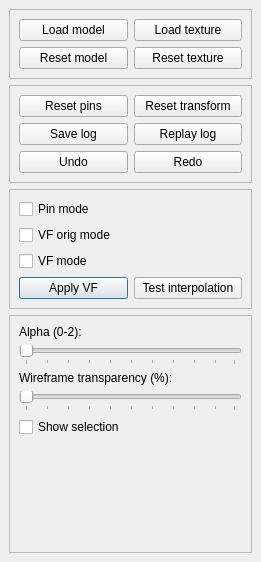
Before: the Qt Designer form GUI/SidePanel.ui in maximlevitsky/animations-editor-bdmorph, drawn with Qt 5.
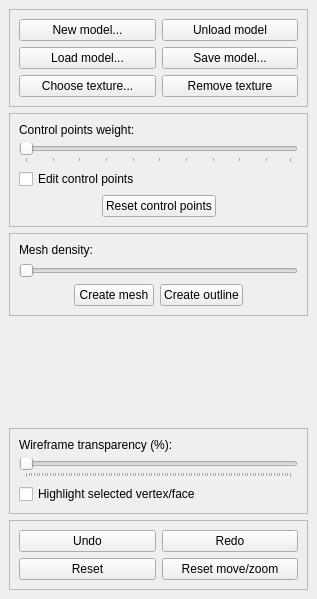
After: the same form once the commit is applied. Custom widgets are drawn as their Qt base class.

The edit to the form file:
```diff
--- a/GUI/SidePanel.ui
+++ b/GUI/SidePanel.ui
@@ -6,10 +6,16 @@
    <rect>
     <x>0</x>
     <y>0</y>
-    <width>261</width>
-    <height>562</height>
+    <width>317</width>
+    <height>599</height>
    </rect>
   </property>
+  <property name="sizePolicy">
+   <sizepolicy hsizetype="Preferred" vsizetype="Minimum">
+    <horstretch>0</horstretch>
+    <verstretch>0</verstretch>
+   </sizepolicy>
+  </property>
   <property name="features">
    <set>QDockWidget::DockWidgetClosable|QDockWidget::DockWidgetMovable</set>
   </property>
@@ -42,7 +48,7 @@
    </property>
   </widget>
   <widget class="QWidget" name="widget">
-   <layout class="QVBoxLayout" name="verticalLayout_5">
+   <layout class="QVBoxLayout" name="verticalLayout_6">
     <item>
      <widget class="QFrame" name="frame_2">
       <property name="frameShape">
@@ -55,16 +61,34 @@
        <item>
         <layout class="QHBoxLayout" name="horizontalLayout">
          <item>
+          <widget class="QPushButton" name="btnNewModel">
+           <property name="text">
+            <string>New model...</string>
+           </property>
+          </widget>
+         </item>
+         <item>
+          <widget class="QPushButton" name="btnUnloadModel">
+           <property name="text">
+            <string>Unload model</string>
+           </property>
+          </widget>
+         </item>
+        </layout>
+       </item>
+       <item>
+        <layout class="QHBoxLayout" name="horizontalLayout_2">
+         <item>
           <widget class="QPushButton" name="btnLoadModel">
            <property name="text">
-            <string>Load model</string>
+            <string>Load model...</string>
            </property>
           </widget>
          </item>
          <item>
-          <widget class="QPushButton" name="btnLoadTexture">
+          <widget class="QPushButton" name="btnSaveModel">
            <property name="text">
-            <string>Load texture</string>
+            <string>Save model...</string>
            </property>
           </widget>
          </item>
@@ -73,16 +97,16 @@
        <item>
         <layout class="QHBoxLayout" name="horizontalLayout_4">
          <item>
-          <widget class="QPushButton" name="btnResetMesh">
+          <widget class="QPushButton" name="btnLoadTexture">
            <property name="text">
-            <string>Reset model</string>
+            <string>Choose texture...</string>
            </property>
           </widget>
          </item>
          <item>
           <widget class="QPushButton" name="btnResetTexture">
            <property name="text">
-            <string>Reset texture</string>
+            <string>Remove texture</string>
            </property>
           </widget>
          </item>
@@ -92,127 +116,7 @@
      </widget>
     </item>
     <item>
-     <widget class="QFrame" name="frame_3">
-      <property name="frameShape">
-       <enum>QFrame::StyledPanel</enum>
-      </property>
-      <property name="frameShadow">
-       <enum>QFrame::Raised</enum>
-      </property>
-      <layout class="QVBoxLayout" name="verticalLayout">
-       <item>
-        <layout class="QHBoxLayout" name="horizontalLayout_2">
-         <item>
-          <widget class="QPushButton" name="btnResetPins">
-           <property name="text">
-            <string>Reset pins</string>
-           </property>
-          </widget>
-         </item>
-         <item>
-          <widget class="QPushButton" name="btnResetTransform">
-           <property name="text">
-            <string>Reset transform</string>
-           </property>
-          </widget>
-         </item>
-        </layout>
-       </item>
-       <item>
-        <layout class="QHBoxLayout" name="horizontalLayout_6">
-         <item>
-          <widget class="QPushButton" name="btnSaveLog">
-           <property name="text">
-            <string>Save log</string>
-           </property>
-          </widget>
-         </item>
-         <item>
-          <widget class="QPushButton" name="btnReplayLog">
-           <property name="text">
-            <string>Replay log</string>
-           </property>
-          </widget>
-         </item>
-        </layout>
-       </item>
-       <item>
-        <layout class="QHBoxLayout" name="horizontalLayout_3">
-         <item>
-          <widget class="QPushButton" name="btnUndo">
-           <property name="text">
-            <string>Undo</string>
-           </property>
-          </widget>
-         </item>
-         <item>
-          <widget class="QPushButton" name="btnRedo">
-           <property name="text">
-            <string>Redo</string>
-           </property>
-          </widget>
-         </item>
-        </layout>
-       </item>
-      </layout>
-     </widget>
-    </item>
-    <item>
-     <widget class="QFrame" name="frame_4">
-      <property name="frameShape">
-       <enum>QFrame::StyledPanel</enum>
-      </property>
-      <property name="frameShadow">
-       <enum>QFrame::Raised</enum>
-      </property>
-      <layout class="QVBoxLayout" name="verticalLayout_3">
-       <item>
-        <widget class="ActionCheckBox" name="chkPinMode">
-         <property name="text">
-          <string>Pin mode</string>
-         </property>
-        </widget>
-       </item>
-       <item>
-        <widget class="ActionCheckBox" name="chkVFOrigMode">
-         <property name="text">
-          <string>VF orig mode</string>
-         </property>
-        </widget>
-       </item>
-       <item>
-        <widget class="ActionCheckBox" name="chkVFMode">
-         <property name="text">
-          <string>VF mode</string>
-         </property>
-        </widget>
-       </item>
-       <item>
-        <layout class="QHBoxLayout" name="horizontalLayout_5">
-         <item>
-          <widget class="QPushButton" name="btnApplyVF">
-           <property name="text">
-            <string>Apply VF</string>
-           </property>
-           <property name="default">
-            <bool>true</bool>
-           </property>
-          </widget>
-         </item>
-         <item>
-          <widget class="QPushButton" name="btnTestInterpolation">
-           <property name="text">
-            <string>Test interpolation</string>
-           </property>
-          </widget>
-         </item>
-        </layout>
-       </item>
-      </layout>
-     </widget>
-    </item>
-    <item>
-     <widget class="QFrame" name="frame_5">
+     <widget class="QFrame" name="frameKVF">
       <property name="frameShape">
        <enum>QFrame::StyledPanel</enum>
       </property>
@@ -223,7 +127,7 @@
        <item>
         <widget class="QLabel" name="label_5">
          <property name="text">
-          <string>Alpha (0-2):</string>
+          <string>Control points weight:</string>
          </property>
         </widget>
        </item>
@@ -244,7 +148,146 @@
         </widget>
        </item>
        <item>
-        <widget class="QLabel" name="label_6">
+        <widget class="ActionCheckBox" name="chkPinMode">
+         <property name="text">
+          <string>Edit control points</string>
+         </property>
+        </widget>
+       </item>
+       <item>
+        <layout class="QHBoxLayout" name="horizontalLayout_7">
+         <item>
+          <spacer name="horizontalSpacer_3">
+           <property name="orientation">
+            <enum>Qt::Horizontal</enum>
+           </property>
+           <property name="sizeHint" stdset="0">
+            <size>
+             <width>40</width>
+             <height>20</height>
+            </size>
+           </property>
+          </spacer>
+         </item>
+         <item>
+          <widget class="QPushButton" name="btnResetPins">
+           <property name="text">
+            <string>Reset control points</string>
+           </property>
+          </widget>
+         </item>
+         <item>
+          <spacer name="horizontalSpacer_2">
+           <property name="orientation">
+            <enum>Qt::Horizontal</enum>
+           </property>
+           <property name="sizeHint" stdset="0">
+            <size>
+             <width>40</width>
+             <height>20</height>
+            </size>
+           </property>
+          </spacer>
+         </item>
+        </layout>
+       </item>
+      </layout>
+     </widget>
+    </item>
+    <item>
+     <widget class="QFrame" name="frameOutline">
+      <property name="frameShape">
+       <enum>QFrame::StyledPanel</enum>
+      </property>
+      <property name="frameShadow">
+       <enum>QFrame::Raised</enum>
+      </property>
+      <layout class="QVBoxLayout" name="verticalLayout_3">
+       <item>
+        <widget class="QLabel" name="label">
+         <property name="text">
+          <string>Mesh density:</string>
+         </property>
+        </widget>
+       </item>
+       <item>
+        <widget class="QSlider" name="sliderMeshDensity">
+         <property name="orientation">
+          <enum>Qt::Horizontal</enum>
+         </property>
+        </widget>
+       </item>
+       <item>
+        <layout class="QHBoxLayout" name="horizontalLayout_6">
+         <item>
+          <spacer name="horizontalSpacer">
+           <property name="orientation">
+            <enum>Qt::Horizontal</enum>
+           </property>
+           <property name="sizeHint" stdset="0">
+            <size>
+             <width>40</width>
+             <height>20</height>
+            </size>
+           </property>
+          </spacer>
+         </item>
+         <item>
+          <widget class="QPushButton" name="btnCreateMesh">
+           <property name="text">
+            <string>Create mesh</string>
+           </property>
+          </widget>
+         </item>
+         <item>
+          <widget class="QPushButton" name="btnCreateOutline">
+           <property name="text">
+            <string>Create outline</string>
+           </property>
+          </widget>
+         </item>
+         <item>
+          <spacer name="horizontalSpacer_7">
+           <property name="orientation">
+            <enum>Qt::Horizontal</enum>
+           </property>
+           <property name="sizeHint" stdset="0">
+            <size>
+             <width>40</width>
+             <height>20</height>
+            </size>
+           </property>
+          </spacer>
+         </item>
+        </layout>
+       </item>
+      </layout>
+     </widget>
+    </item>
+    <item>
+     <spacer name="verticalSpacer">
+      <property name="orientation">
+       <enum>Qt::Vertical</enum>
+      </property>
+      <property name="sizeHint" stdset="0">
+       <size>
+        <width>20</width>
+        <height>30</height>
+       </size>
+      </property>
+     </spacer>
+    </item>
+    <item>
+     <widget class="QFrame" name="frameWireframe">
+      <property name="frameShape">
+       <enum>QFrame::StyledPanel</enum>
+      </property>
+      <property name="frameShadow">
+       <enum>QFrame::Raised</enum>
+      </property>
+      <layout class="QVBoxLayout" name="verticalLayout">
+       <item>
+        <widget class="QLabel" name="lblWireframe">
          <property name="text">
           <string>Wireframe transparency (%):</string>
          </property>
@@ -263,22 +306,57 @@
        <item>
         <widget class="ActionCheckBox" name="chkShowSelection">
          <property name="text">
-          <string>Show selection</string>
+          <string>Highlight selected vertex/face</string>
          </property>
         </widget>
        </item>
+      </layout>
+     </widget>
+    </item>
+    <item>
+     <widget class="QFrame" name="frameEdit">
+      <property name="frameShape">
+       <enum>QFrame::StyledPanel</enum>
+      </property>
+      <property name="frameShadow">
+       <enum>QFrame::Raised</enum>
+      </property>
+      <layout class="QVBoxLayout" name="verticalLayout_5">
        <item>
-        <spacer name="verticalSpacer">
-         <property name="orientation">
-          <enum>Qt::Vertical</enum>
-         </property>
-         <property name="sizeHint" stdset="0">
-          <size>
-           <width>20</width>
-           <height>30</height>
-          </size>
-         </property>
-        </spacer>
+        <layout class="QHBoxLayout" name="horizontalLayout_3">
+         <item>
+          <widget class="QPushButton" name="btnUndo">
+           <property name="text">
+            <string>Undo</string>
+           </property>
+          </widget>
+         </item>
+         <item>
+          <widget class="QPushButton" name="btnRedo">
+           <property name="text">
+            <string>Redo</string>
+           </property>
+          </widget>
+         </item>
+        </layout>
+       </item>
+       <item>
+        <layout class="QHBoxLayout" name="horizontalLayout_5">
+         <item>
+          <widget class="QPushButton" name="btnResetMesh">
+           <property name="text">
+            <string>Reset</string>
+           </property>
+          </widget>
+         </item>
+         <item>
+          <widget class="QPushButton" name="btnResetTransform">
+           <property name="text">
+            <string>Reset move/zoom</string>
+           </property>
+          </widget>
+         </item>
+        </layout>
        </item>
       </layout>
      </widget>
```
Left out of the diff: 2 changed lines with no effect on the pictures.
